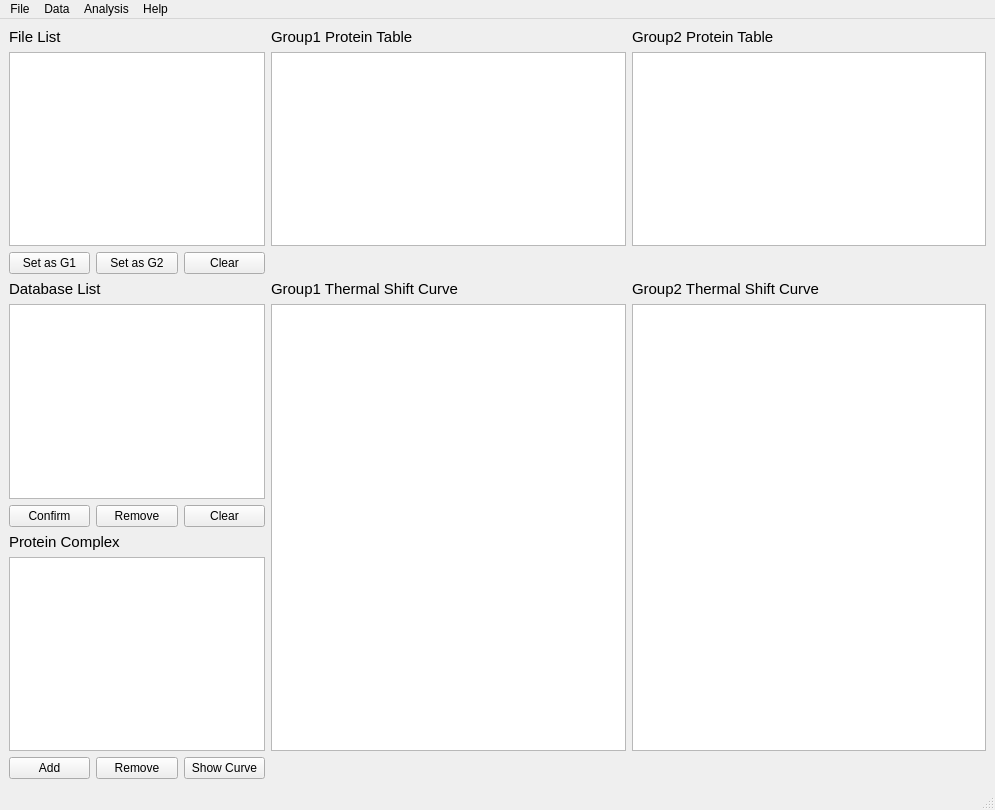
Old version of the form MainWindow.ui in the repository hcji/ProSAP.
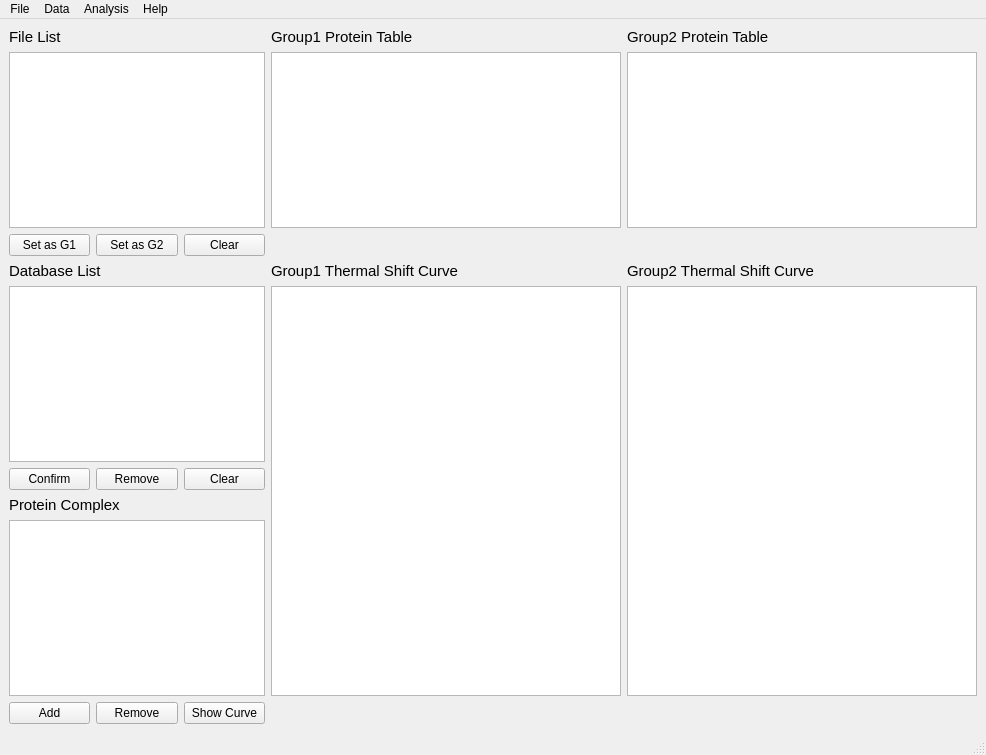
New version of the form. Icons and pictures are not drawn.

Patch:
```diff
--- a/MainWindow.ui
+++ b/MainWindow.ui
@@ -6,8 +6,8 @@
    <rect>
     <x>0</x>
     <y>0</y>
-    <width>995</width>
-    <height>810</height>
+    <width>986</width>
+    <height>755</height>
    </rect>
   </property>
   <property name="windowTitle">
@@ -192,12 +192,13 @@
     </item>
    </layout>
   </widget>
+  <widget class="QStatusBar" name="statusbar"/>
   <widget class="QMenuBar" name="menubar">
    <property name="geometry">
     <rect>
      <x>0</x>
      <y>0</y>
-     <width>995</width>
+     <width>986</width>
      <height>26</height>
     </rect>
    </property>
@@ -237,7 +238,6 @@
    <addaction name="menuAnalysis"/>
    <addaction name="menuHelp"/>
   </widget>
-  <widget class="QStatusBar" name="statusbar"/>
   <action name="actionOpen">
    <property name="icon">
     <iconset>
```
Left out of the diff: 210 changed lines with no effect on the pictures.
